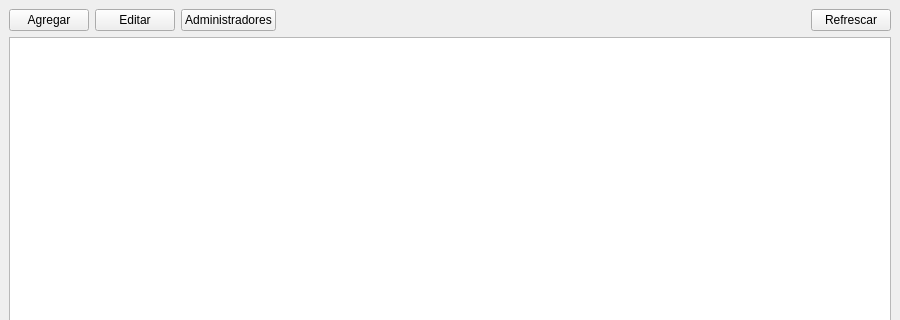
This is mainwindow.ui in SbiDev-447/CrudQt as Qt 5 draws it before an edit; both pictures show x 0 to 900 and y 0 to 320 of the 900 by 600 pixel window. The edited form follows.
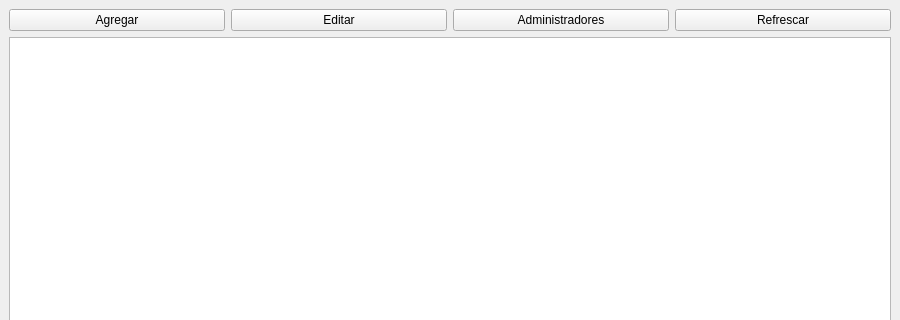
This is the edited form.

Commit message: style: keep toolbar compact and table readable in fullscreen

```diff
--- a/mainwindow.ui
+++ b/mainwindow.ui
@@ -44,19 +44,6 @@
         </property>
        </widget>
       </item>
-      <item>
-       <spacer name="horizontalSpacer">
-        <property name="orientation">
-         <enum>Qt::Orientation::Horizontal</enum>
-        </property>
-        <property name="sizeHint" stdset="0">
-         <size>
-          <width>40</width>
-          <height>20</height>
-         </size>
-        </property>
-       </spacer>
-      </item>
       <item>
        <widget class="QPushButton" name="btnRefrescar">
         <property name="text">
```
The commit also changes 1 other file.
